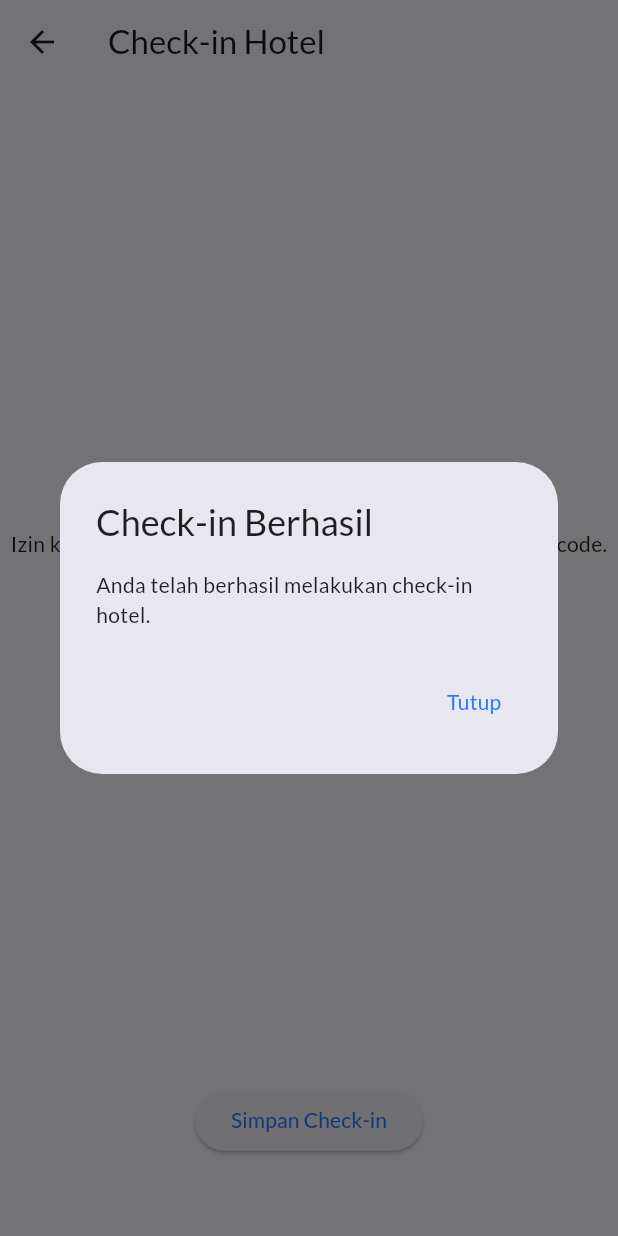
After one commit to GabrielAllba/UGD2_C_Kelompok6, a Flutter app: the TabsScreen screen opened directly, scrolled down 408 dp, after a tap on "SCAN ME", after a tap on "Simpan Check-in", on a phone screen of 412 x 824 dp. The commit adds this screen. Run offline on Flutter 3.47's test engine with Material 2 defaults, Android fonts, the phone set to English and light mode, and no system bars; our stand-ins replace flutter_slidable, fluttertoast, geocoding, geolocator, google_fonts, shared_preferences and 2 more; missing offline and left inert: input_history_text_field, mobile_scanner, qr_code_scanner; accounts and stored records are empty.

Commit message:
scan qr belum fix

```diff
--- a/lib/screens/home.dart
+++ b/lib/screens/home.dart
@@ -9,10 +9,12 @@ import 'package:ugd2_c_kelompok6/components/elevated_card.dart';
 import 'package:ugd2_c_kelompok6/components/fasilitas_umum.dart';
 import 'package:intl/intl.dart';
 import 'package:ugd2_c_kelompok6/screens/hasilCariNamaKamar.dart';
+import 'package:ugd2_c_kelompok6/screens/scan_qr_checkin/scan_qr_berhasil.dart';
 import 'package:ugd2_c_kelompok6/screens/search_kamar.dart';
 import 'package:speech_to_text/speech_recognition_result.dart';
 import 'package:speech_to_text/speech_to_text.dart';
 import 'package:ugd2_c_kelompok6/database/search_history/sql_helper.dart';
+import 'package:ugd2_c_kelompok6/screens/scan_qr_checkin/scan_qr_berhasil.dart';
 
 class HomeScreen extends StatefulWidget {
   const HomeScreen({Key? key}) : super(key: key);
@@ -584,6 +586,31 @@ class HomeScreenState extends State<HomeScreen> {
               ],
             ),
           ),
+           Container(
+                  margin: EdgeInsets.symmetric(vertical: 12),
+                  child: Text(
+                    "Scan Your Check-in",
+                    style: TextStyle(fontSize: 20, fontWeight: FontWeight.bold),
+                  ),
+                ),
+                ElevatedButton(
+                 onPressed: () {
+                    Navigator.pushReplacement(
+                    context,
+                    MaterialPageRoute(
+                    builder: (_) => const CheckInScreen(),
+                       ),
+                      );
+                    },
+                    child: Text(
+                        "SCAN ME",
+                        style: const TextStyle(
+                        fontSize: 15,
+                        letterSpacing: 2,
+                        color: Colors.white,
+                        ),
+                      ),
+                    ),
           const Fasilitas(),
         ],
       ),
--- a/lib/screens/pemesanan.dart
+++ b/lib/screens/pemesanan.dart
@@ -5,7 +5,6 @@ import 'package:ugd2_c_kelompok6/database/pemesanan/sql_helper.dart';
 import 'package:ugd2_c_kelompok6/models/tipe_kamar.dart';
 import 'package:ugd2_c_kelompok6/screens/editTanggal_page.dart';
 import 'package:flutter_slidable/flutter_slidable.dart';
-import 'package:ugd2_c_kelompok6/screens/hasilCariNamaKamar.dart';
 
 class Pemesanan extends StatefulWidget {
   const Pemesanan({Key? key});
@@ -211,6 +210,37 @@ class _PemesananState extends State<Pemesanan> {
               },
             ),
           ),
+
+
+          Padding(
+            padding: const EdgeInsets.all(16.0),
+            child: ElevatedButton(
+              onPressed: () {
+                // Tambahkan logika untuk check-in di sini
+                // Misalnya, menyimpan data check-in ke database atau melakukan operasi lainnya.
+                // Setelah selesai check-in, Anda mungkin ingin memanggil fungsi `refresh()` untuk memperbarui daftar pemesanan.
+                // refresh();
+                showDialog(
+                  context: context,
+                  builder: (BuildContext context) {
+                    return AlertDialog(
+                      title: Text('Check-in Berhasil'),
+                      content: Text('Anda telah berhasil melakukan check-in.'),
+                      actions: <Widget>[
+                        TextButton(
+                          onPressed: () {
+                            Navigator.of(context).pop();
+                          },
+                          child: Text('Tutup'),
+                        ),
+                      ],
+                    );
+                  },
+                );
+              },
+              child: Text('Check-in'),
+            ),
+          ),
         ],
       ),
     );
--- /dev/null
+++ b/lib/screens/scan_qr_checkin/scan_qr_berhasil.dart
@@ -0,0 +1,115 @@
+import 'package:flutter/material.dart';
+import 'package:qr_code_scanner/qr_code_scanner.dart';
+
+
+class CheckInScreen extends StatefulWidget {
+  const CheckInScreen({Key? key}) : super(key: key);
+
+  @override
+  _CheckInScreenState createState() => _CheckInScreenState();
+}
+
+class _CheckInScreenState extends State<CheckInScreen> {
+  final GlobalKey qrKey = GlobalKey(debugLabel: 'QR');
+  late QRViewController controller;
+  bool isCameraPermissionGranted = false;
+
+  @override
+  Widget build(BuildContext context) {
+    return Scaffold(
+      appBar: AppBar(
+        title: const Text('Check-in Hotel'),
+      ),
+      body: Column(
+        children: [
+          Expanded(
+            flex: 4,
+            child: _buildQRView(context),
+          ),
+          Expanded(
+            flex: 1,
+            child: Center(
+              child: ElevatedButton(
+                onPressed: () {
+                  // Logika untuk menyimpan data check-in ke database atau operasi lainnya.
+                  showDialog(
+                    context: context,
+                    builder: (BuildContext context) {
+                      return AlertDialog(
+                        title: Text('Check-in Berhasil'),
+                        content: Text('Anda telah berhasil melakukan check-in hotel.'),
+                        actions: <Widget>[
+                          TextButton(
+                            onPressed: () {
+                              Navigator.of(context).pop();
+                            },
+                            child: Text('Tutup'),
+                          ),
+                        ],
+                      );
+                    },
+                  );
+                },
+                child: Text('Simpan Check-in'),
+              ),
+            ),
+          ),
+        ],
+      ),
+    );
+  }
+
+  Widget _buildQRView(BuildContext context) {
+    return FutureBuilder<bool>(
+      future: _checkCameraPermission(),
+      builder: (BuildContext context, AsyncSnapshot<bool> snapshot) {
+        if (snapshot.connectionState == ConnectionState.waiting) {
+          return Center(child: CircularProgressIndicator());
+        } else {
+          if (snapshot.data == true) {
+            return QRView(
+              key: qrKey,
+              onQRViewCreated: _onQRViewCreated,
+            );
+          } else {
+            return Center(
+              child: Text(
+                'Izin kamera diperlukan untuk menggunakan pemindai QR code.',
+                textAlign: TextAlign.center,
+              ),
+            );
+          }
+        }
+      },
+    );
+  }
+
+  Future<bool> _checkCameraPermission() async {
+    //PermissionStatus status = await Permission.camera.status;
+    setState(() {
+     // isCameraPermissionGranted = status.isGranted;
+    });
+    return isCameraPermissionGranted;
+  }
+
+  void _onQRViewCreated(QRViewController controller) {
+    this.controller = controller;
+    controller.scannedDataStream.listen((scanData) {
+      // Logika ketika QR code berhasil dipindai
+      print('QR Code data: ${scanData.code}');
+      // Di sini Anda dapat menambahkan logika lebih lanjut sesuai kebutuhan aplikasi Anda.
+    });
+  }
+
+  @override
+  void dispose() {
+    controller.dispose();
+    super.dispose();
+  }
+
+  bool isQRCodeValid(String? qrCodeData) {
+    String expectedURL =
+        'https://en.m.wikipedia.org/'; // Sesuaikan dengan URL yang diharapkan
+    return qrCodeData == expectedURL;
+  }
+}
--- a/pubspec.yaml
+++ b/pubspec.yaml
@@ -20,6 +20,8 @@ dependencies:
     speech_to_text: ^6.4.0
     geolocator: ^10.1.0
     geocoding: ^2.1.1
+    qr_code_scanner: ^1.0.1
+    mobile_scanner: ^3.2.0
 
 dev_dependencies:
     flutter_test:
```
Also changed, not shown: lib/constant/app_constant.dart (added, +18 -0 lines), lib/screens/scan_qr_checkin/scan_qr_gagal.dart (added, +44 -0 lines), lib/utils/logging_utils.dart (added, +26 -0 lines), pubspec.lock, 1 other file.
